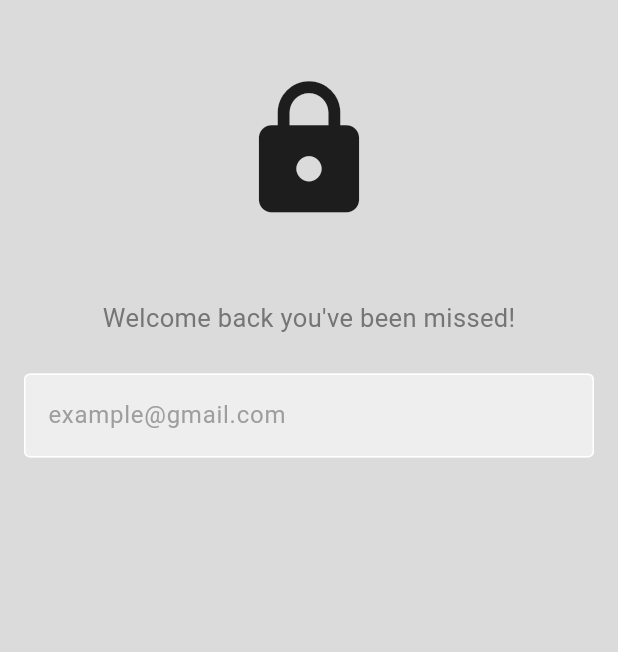
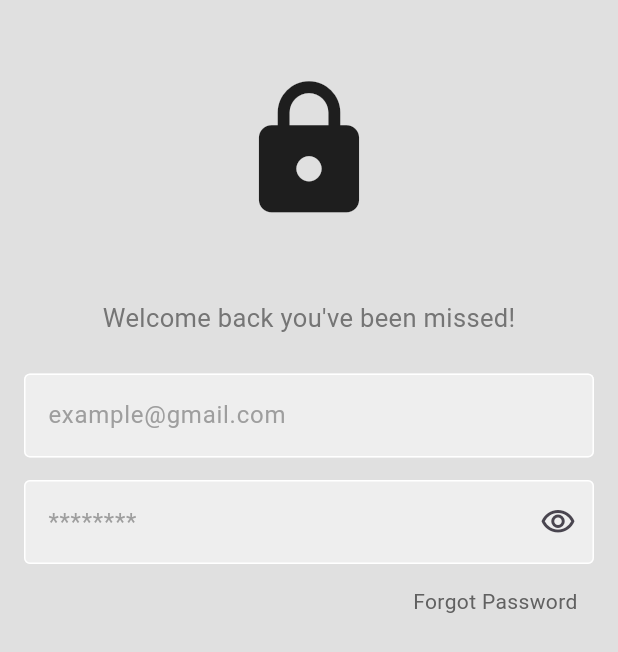
Before and after one commit to gedeastu/Camera_App_Simple, a Flutter app: the screen it shows after launch, on a phone screen of 412 x 824 dp. Shown: the top 652 px of the screen. Run offline on Flutter 3.47's test engine with Material 3 defaults, Android fonts, the phone set to English and light mode, and no system bars; our stand-ins replace flutter_svg.

Commit message:
state password

```diff
--- a/camera_app/lib/components/email.dart
+++ b/camera_app/lib/components/email.dart
@@ -1,7 +1,16 @@
 import 'package:flutter/material.dart';
 
 class Email extends StatefulWidget {
-  const Email({super.key});
+  final controller;
+  final String hintText;
+  final bool obscureText;
+
+  const Email({
+    super.key,
+    required this.controller,
+    required this.hintText,
+    required this.obscureText
+  });
 
   @override
   State<Email> createState() => _EmailState();
@@ -12,23 +21,25 @@ class _EmailState extends State<Email> {
   Widget build(BuildContext context) {
     return Container(
                 width: 380,
-                height: 350,
                 decoration: BoxDecoration(
                   borderRadius: BorderRadius.circular(20.0)
                 ),
                 child:
                   TextField(
+                  keyboardType: TextInputType.emailAddress,
+                  controller: widget.controller,
+                  obscureText: widget.obscureText,
                   decoration: InputDecoration(
-                    hintText: "example@gmail.com",
+                    hintText: widget.hintText,
                     hintStyle: TextStyle(color: Colors.grey.shade500),
                     filled: true,
                     fillColor: Colors.grey.shade200,
-                    border: OutlineInputBorder(),
-                    enabledBorder: OutlineInputBorder(
+                    border: const OutlineInputBorder(),
+                    enabledBorder: const OutlineInputBorder(
                       borderSide: BorderSide(color: Colors.white)
                     ),
                     focusedBorder: OutlineInputBorder(
-                      borderSide: BorderSide(color: Colors.grey.shade400)
+                      borderSide: BorderSide(color: Colors.grey.shade400),
                     )
                   ),
                 ),
--- a/camera_app/lib/components/password.dart
+++ b/camera_app/lib/components/password.dart
@@ -0,0 +1,54 @@
+import 'package:flutter/material.dart';
+
+// ignore: must_be_immutable
+class Password extends StatefulWidget {
+  final controller;
+  final String hintText;
+
+  Password({
+    super.key,
+    required this.controller,
+    required this.hintText,
+    //required this._obscureText
+  });
+
+  @override
+  State<Password> createState() => _PasswordState();
+}
+
+class _PasswordState extends State<Password> {
+  bool _obscureText = true;
+  @override
+  Widget build(BuildContext context) {
+    return Container(
+                width: 380,
+                decoration: BoxDecoration(
+                  borderRadius: BorderRadius.circular(20.0)
+                ),
+                child:
+                  TextField(
+                  keyboardType: TextInputType.visiblePassword,
+                  obscureText: _obscureText,
+                  controller: widget.controller,
+                  decoration: InputDecoration(
+                    suffixIcon: IconButton(icon: _obscureText ? Icon(Icons.visibility_outlined) : Icon(Icons.visibility_off_outlined),onPressed: () {
+                      setState(() {
+                        _obscureText = !_obscureText;
+                      });
+                    },),
+                    hintText: widget.hintText,
+                    hintStyle: TextStyle(color: Colors.grey.shade500),
+                    filled: true,
+                    fillColor: Colors.grey.shade200,
+                    border: OutlineInputBorder(),
+                    enabledBorder: OutlineInputBorder(
+                      borderSide: BorderSide(color: Colors.white)
+                    ),
+                    focusedBorder: OutlineInputBorder(
+                      borderSide: BorderSide(color: Colors.grey.shade400)
+                    )
+                  ),
+                ),
+              );
+  }
+}
--- a/camera_app/lib/pages/login.dart
+++ b/camera_app/lib/pages/login.dart
@@ -1,8 +1,12 @@
 import 'package:camera_app/components/email.dart';
+import 'package:camera_app/components/password.dart';
 import 'package:flutter/material.dart';
 import 'package:flutter_svg/flutter_svg.dart';
 class LoginPage extends StatefulWidget {
-  const LoginPage({super.key});
+  LoginPage({super.key});
+
+  final  emailController = TextEditingController();
+  final  passwordController = TextEditingController();
 
   @override
   State<LoginPage> createState() => _LoginPageState();
@@ -11,8 +15,8 @@ class LoginPage extends StatefulWidget {
 class _LoginPageState extends State<LoginPage> {
   @override
   Widget build(BuildContext context) {
-    return const Scaffold(
-      backgroundColor: Color.fromARGB(255, 220, 219, 219),
+    return Scaffold(
+      backgroundColor: Colors.grey.shade300,
       body: SafeArea(
         child: Center(
           child: Column(
@@ -32,8 +36,27 @@ class _LoginPageState extends State<LoginPage> {
               SizedBox(
                 height: 25.0,
               ),
-              Email(),
-
+              Email(
+                hintText: "example@gmail.com",
+                obscureText: false,
+                controller: widget.emailController,
+              ),
+              SizedBox(
+                height: 15.0,
+              ),
+              Password(controller: widget.passwordController, hintText: "********",),
+              SizedBox(
+                height: 15.0,
+              ),
+              Container(
+                margin: EdgeInsets.symmetric(horizontal: 27.0),
+                child: Row(
+                  mainAxisAlignment: MainAxisAlignment.end,
+                  children: [
+                    Text("Forgot Password",style: TextStyle(color: Colors.grey.shade700),)
+                  ],
+                ),
+              )
             ],
           ),
         ),
```
